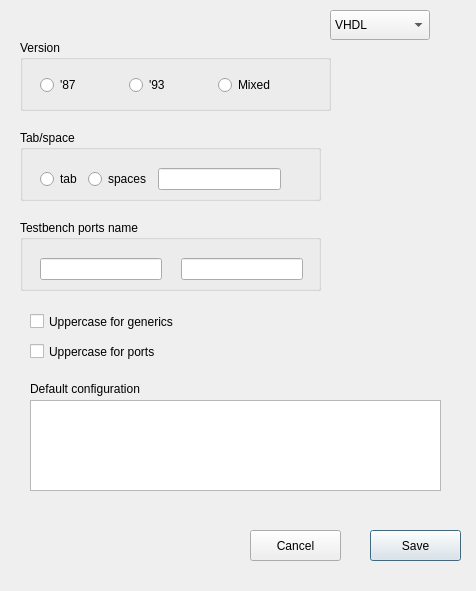
Qt form src/UI/UIs/Testbench_generator_config_UI.ui (DRubioG/HDLHelper) before a commit.
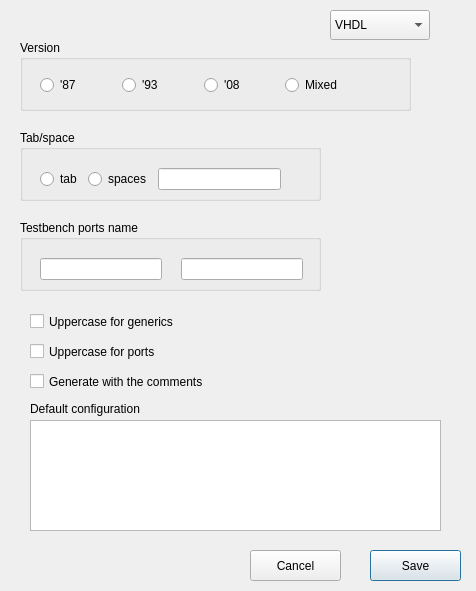
The same form after that commit.

```diff
--- a/src/UI/UIs/Testbench_generator_config_UI.ui
+++ b/src/UI/UIs/Testbench_generator_config_UI.ui
@@ -24,7 +24,7 @@
     <rect>
      <x>20</x>
      <y>40</y>
-     <width>311</width>
+     <width>391</width>
      <height>71</height>
     </rect>
    </property>
@@ -36,7 +36,7 @@
      <rect>
       <x>20</x>
       <y>30</y>
-      <width>261</width>
+      <width>321</width>
       <height>31</height>
      </rect>
     </property>
@@ -55,6 +55,13 @@
        </property>
       </widget>
      </item>
+     <item>
+      <widget class="QRadioButton" name="radioButton_94">
+       <property name="text">
+        <string>'08</string>
+       </property>
+      </widget>
+     </item>
      <item>
       <widget class="QRadioButton" name="radioButton_mixed">
        <property name="text">
@@ -169,7 +176,7 @@
    <property name="geometry">
     <rect>
      <x>370</x>
-     <y>530</y>
+     <y>550</y>
      <width>91</width>
      <height>31</height>
     </rect>
@@ -182,7 +189,7 @@
    <property name="geometry">
     <rect>
      <x>250</x>
-     <y>530</y>
+     <y>550</y>
      <width>91</width>
      <height>31</height>
     </rect>
@@ -221,9 +228,9 @@
    <property name="geometry">
     <rect>
      <x>30</x>
-     <y>400</y>
+     <y>420</y>
      <width>411</width>
-     <height>91</height>
+     <height>111</height>
     </rect>
    </property>
   </widget>
@@ -231,7 +238,7 @@
    <property name="geometry">
     <rect>
      <x>30</x>
-     <y>380</y>
+     <y>400</y>
      <width>211</width>
      <height>17</height>
     </rect>
@@ -240,6 +247,19 @@
     <string>Default configuration </string>
    </property>
   </widget>
+  <widget class="QCheckBox" name="checkBox_uppercase_ports_2">
+   <property name="geometry">
+    <rect>
+     <x>30</x>
+     <y>370</y>
+     <width>281</width>
+     <height>23</height>
+    </rect>
+   </property>
+   <property name="text">
+    <string>Generate with the comments</string>
+   </property>
+  </widget>
  </widget>
  <resources/>
  <connections/>
```
